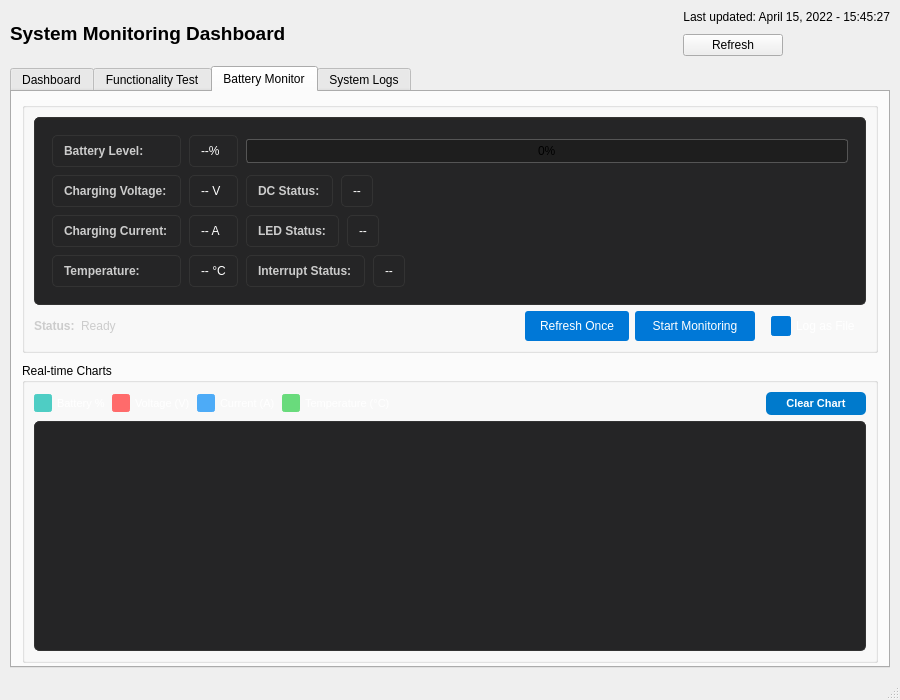
MingYuan-Chen/orion_v2, file gui/ui/main_window.ui: the form before one commit.
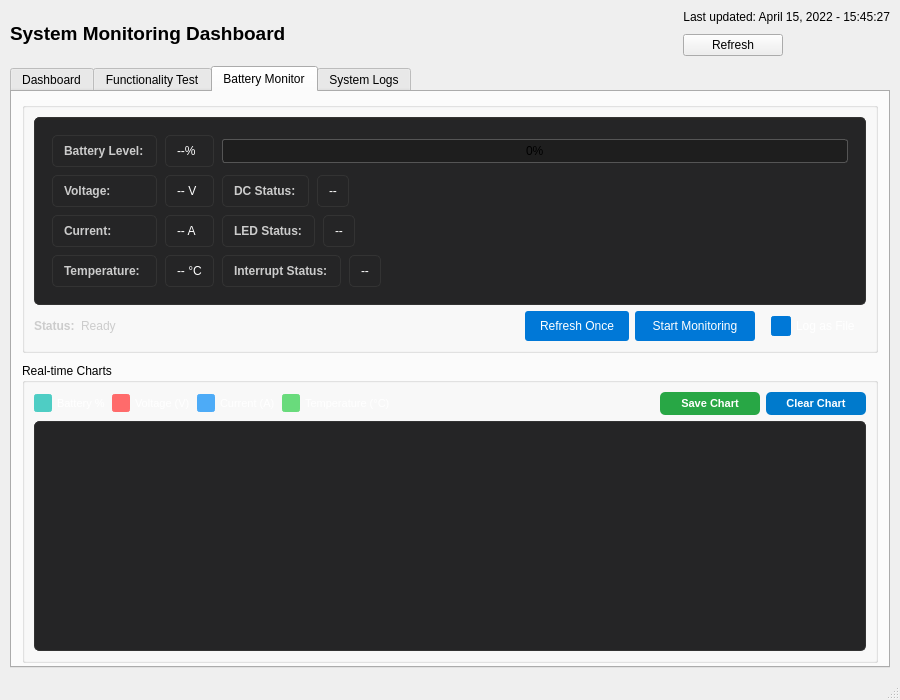
The form after the commit. The open tabs and pages were chosen to show the change.

The edit to the form file:
```diff
--- a/gui/ui/main_window.ui
+++ b/gui/ui/main_window.ui
@@ -1206,7 +1206,7 @@
               <item row="1" column="0">
                <widget class="QLabel" name="label_voltage_title">
                 <property name="text">
-                 <string>Charging Voltage:</string>
+                 <string>Voltage:</string>
                 </property>
                 <property name="styleSheet">
                  <string>color: #CCCCCC; font-weight: bold;</string>
@@ -1226,7 +1226,7 @@
               <item row="2" column="0">
                <widget class="QLabel" name="label_current_title">
                 <property name="text">
-                 <string>Charging Current:</string>
+                 <string>Current:</string>
                 </property>
                 <property name="styleSheet">
                  <string>color: #CCCCCC; font-weight: bold;</string>
@@ -1670,6 +1670,36 @@
                </property>
               </spacer>
              </item>
+             <item>
+              <widget class="QPushButton" name="pushButton_save_chart">
+               <property name="text">
+                <string>Save Chart</string>
+               </property>
+               <property name="minimumSize">
+                <size>
+                 <width>100</width>
+                 <height>0</height>
+                </size>
+               </property>
+               <property name="styleSheet">
+                <string>QPushButton {
+    background-color: #28A745;
+    color: white;
+    border: none;
+    border-radius: 5px;
+    padding: 5px 10px;
+    font-size: 11px;
+    font-weight: bold;
+}
+QPushButton:hover {
+    background-color: #218838;
+}
+QPushButton:pressed {
+    background-color: #1E7E34;
+}</string>
+               </property>
+              </widget>
+             </item>
              <item>
               <widget class="QPushButton" name="pushButton_clear_chart">
                <property name="text">
```
